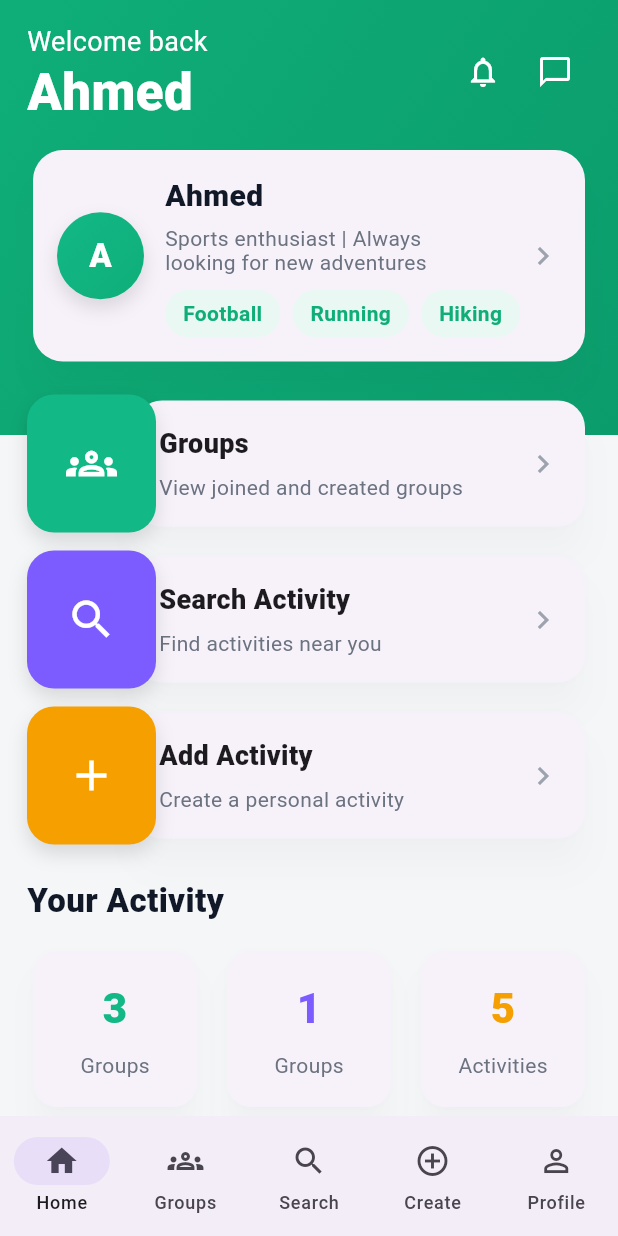
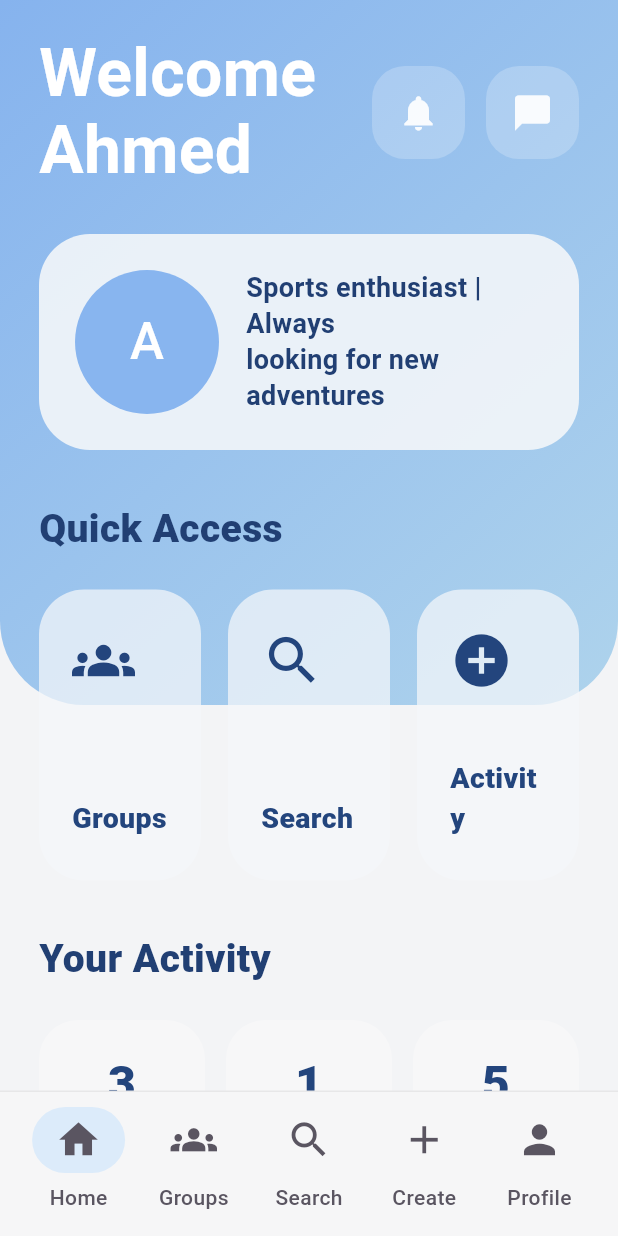
Before and after one commit to Renad5A/Good-Game, a Flutter app: the HomePage screen opened by its route, on a phone screen of 412 x 824 dp. Run offline on Flutter 3.47's test engine with Material 3 defaults, Android fonts, the light colour scheme and no system bars; our stand-ins replace geolocator, google_maps_flutter; missing offline and left inert: flutter_polyline_points.

Commit message:
تعديل الهوم

```diff
--- a/gg_app/lib/pages/home_page.dart
+++ b/gg_app/lib/pages/home_page.dart
@@ -9,7 +9,6 @@ class HomePage extends StatefulWidget {
 }
 
 class _HomePageState extends State<HomePage> {
-  // مبدئياً نخليها ثابتة (لاحقاً نربطها بالداتا)
   final String username = "Ahmed";
   final String bioLine = "Sports enthusiast | Always\nlooking for new adventures";
   final List<String> tags = const ["Football", "Running", "Hiking"];
@@ -20,13 +19,11 @@ class _HomePageState extends State<HomePage> {
     Navigator.pushNamed(context, route);
   }
 
-  // تنقل البوتوم ناف حسب التصميم (Home/Groups/Search/Create/Profile)
   void _onNavTap(int i) {
     setState(() => _navIndex = i);
 
     switch (i) {
       case 0:
-        // Home (انتِ فيها)
         break;
       case 1:
         _go(AppRoutes.groups);
@@ -45,346 +42,404 @@ class _HomePageState extends State<HomePage> {
 
   @override
   Widget build(BuildContext context) {
-    // ألوان قريبة جداً من الصورة
-    const headerGreen = Color(0xFF0FAE78);
-    const headerGreenDark = Color(0xFF0B9C6C);
+    const Color pageBg = Color(0xFFF3F4F6);
+    const Color darkBlue = Color(0xFF213F73);
+    const Color midBlue = Color(0xFF86B3EE);
+    const Color lightBlue = Color(0xFFAED3EC);
+    const Color cardColor = Color(0xFFF1F5F9);
+    const Color navIconColor = Color(0xFF5A5561);
 
     return Scaffold(
-      backgroundColor: const Color(0xFFF4F6F8),
-
-      // البودي كامل Scroll
-      body: Stack(
+      backgroundColor: pageBg,
+      body: SafeArea(
+        child: Stack(
           children: [
-          // ===== الخلفية الخضراء العلوية (مثل الصورة) =====
+            Column(
+              children: [
                 Container(
-            height: 290,
+                  height: 470,
+                  width: double.infinity,
                   decoration: const BoxDecoration(
+                    borderRadius: BorderRadius.only(
+                      bottomLeft: Radius.circular(56),
+                      bottomRight: Radius.circular(56),
+                    ),
                     gradient: LinearGradient(
                       begin: Alignment.topLeft,
                       end: Alignment.bottomRight,
-                colors: [headerGreen, headerGreenDark],
+                      colors: [midBlue, lightBlue],
                     ),
                   ),
                 ),
-
-          SafeArea(
-            child: ListView(
-              padding: const EdgeInsets.fromLTRB(18, 18, 18, 18),
-              children: [
-                // ===== Top header: Welcome + اسم + ايقونات =====
-                Row(
-                  mainAxisAlignment: MainAxisAlignment.spaceBetween,
-                  children: [
-                    // يسار: النص
-                    Column(
-                      crossAxisAlignment: CrossAxisAlignment.start,
-                      children: [
-                        const Text(
-                          "Welcome back",
-                          style: TextStyle(
-                            color: Colors.white,
-                            fontSize: 18,
-                            height: 1.1,
-                          ),
-                        ),
-                        const SizedBox(height: 6),
-                        Text(
-                          username,
-                          style: const TextStyle(
-                            color: Colors.white,
-                            fontSize: 34,
-                            fontWeight: FontWeight.w800,
-                            height: 1.0,
-                          ),
+                Expanded(
+                  child: Container(color: pageBg),
                 ),
               ],
             ),
 
-                    // يمين: جرس + شات (مثل الصورة)
+            SingleChildScrollView(
+              padding: const EdgeInsets.fromLTRB(26, 24, 26, 120),
+              child: Column(
+                crossAxisAlignment: CrossAxisAlignment.start,
+                children: [
                   Row(
                     children: [
-                        IconButton(
-                          onPressed: () => _go(AppRoutes.notifications),
-                          icon: const Icon(Icons.notifications_none_outlined),
+                      Expanded(
+                        child: Text(
+                          "Welcome\n$username",
+                          style: const TextStyle(
                             color: Colors.white,
+                            fontSize: 44,
+                            fontWeight: FontWeight.w700,
+                            height: 1.15,
                           ),
-                        IconButton(
-                          onPressed: () => _go(AppRoutes.chat),
-                          icon: const Icon(Icons.chat_bubble_outline),
-                          color: Colors.white,
+                        ),
+                      ),
+                      Row(
+                        children: [
+                          _topIconButton(
+                            icon: Icons.notifications,
+                            onTap: () => _go(AppRoutes.notifications),
+                          ),
+                          const SizedBox(width: 14),
+                          _topIconButton(
+                            icon: Icons.chat_bubble,
+                            onTap: () => _go(AppRoutes.chat),
                           ),
                         ],
                       ),
                     ],
                   ),
 
-                const SizedBox(height: 18),
+                  const SizedBox(height: 30),
 
-                // ===== كرت المستخدم (أبيض كبير) =====
-                _ProfileCard(
-                  username: username,
-                  bioLine: bioLine,
-                  tags: tags,
-                  onTap: () => _go(AppRoutes.profile),
+                  Container(
+                    width: double.infinity,
+                    padding: const EdgeInsets.symmetric(
+                      horizontal: 24,
+                      vertical: 24,
+                    ),
+                    decoration: BoxDecoration(
+                      color: cardColor.withOpacity(0.92),
+                      borderRadius: BorderRadius.circular(34),
+                    ),
+                    child: Row(
+                      children: [
+                        Container(
+                          width: 96,
+                          height: 96,
+                          decoration: const BoxDecoration(
+                            shape: BoxShape.circle,
+                            color: Color(0xFF88B5EF),
+                          ),
+                          alignment: Alignment.center,
+                          child: Text(
+                            username.isNotEmpty ? username[0].toUpperCase() : "A",
+                            style: const TextStyle(
+                              color: Colors.white,
+                              fontSize: 34,
+                              fontWeight: FontWeight.w500,
+                            ),
+                          ),
+                        ),
+                        const SizedBox(width: 18),
+                        Expanded(
+                          child: Text(
+                            "Sports enthusiast | Always\nlooking for new adventures",
+                            style: const TextStyle(
+                              fontSize: 18,
+                              height: 1.35,
+                              color: darkBlue,
+                              fontWeight: FontWeight.w700,
+                            ),
+                          ),
+                        ),
+                      ],
+                    ),
                   ),
 
-                const SizedBox(height: 18),
+                  const SizedBox(height: 34),
 
-                // ===== 3 كروت: Groups / Search / Add (بنفس شكل البلوك الملون يسار) =====
-                _ActionCard(
-                  color: const Color(0xFF12B886), // أخضر
-                  icon: Icons.groups_outlined,
-                  title: "Groups",
-                  subtitle: "View joined and created groups",
-                  onTap: () => _go(AppRoutes.groups),
+                  const Text(
+                    "Quick Access",
+                    style: TextStyle(
+                      fontSize: 26,
+                      fontWeight: FontWeight.w800,
+                      color: darkBlue,
                     ),
-                const SizedBox(height: 12),
-                _ActionCard(
-                  color: const Color(0xFF7C5CFF), // بنفسجي
-                  icon: Icons.search,
-                  title: "Search Activity",
-                  subtitle: "Find activities near you",
-                  onTap: () => _go(AppRoutes.search),
-                ),
-                const SizedBox(height: 12),
-                _ActionCard(
-                  color: const Color(0xFFF59F00), // برتقالي
-                  icon: Icons.add,
-                  title: "Add Activity",
-                  subtitle: "Create a personal activity",
-                  onTap: () => _go(AppRoutes.addActivity),
                   ),
 
                   const SizedBox(height: 22),
 
-                // ===== عنوان Your Activity =====
-                const Text(
-                  "Your Activity",
-                  style: TextStyle(
-                    fontSize: 22,
-                    fontWeight: FontWeight.w800,
-                    color: Color(0xFF111827),
+                  Row(
+                    children: [
+                      Expanded(
+                        child: _quickAccessCard(
+                          icon: Icons.groups,
+                          title: "Groups",
+                          onTap: () => _go(AppRoutes.groups),
                         ),
                       ),
-
-                const SizedBox(height: 14),
-
-                // ===== كروت إحصائيات بسيطة تحت (مثل الصورة) =====
-                Row(
-                  children: const [
+                      const SizedBox(width: 18),
                       Expanded(
-                      child: _StatCard(
-                        number: "3",
-                        label: "Groups",
-                        accent: Color(0xFF12B886),
+                        child: _quickAccessCard(
+                          icon: Icons.search,
+                          title: "Search",
+                          onTap: () => _go(AppRoutes.search),
                         ),
                       ),
-                    SizedBox(width: 12),
+                      const SizedBox(width: 18),
                       Expanded(
-                      child: _StatCard(
-                        number: "1",
-                        label: "Groups",
-                        accent: Color(0xFF7C5CFF),
-                      ),
-                    ),
-                    SizedBox(width: 12),
-                    Expanded(
-                      child: _StatCard(
-                        number: "5",
-                        label: "Activities",
-                        accent: Color(0xFFF59F00),
+                        child: _quickAccessCard(
+                          icon: Icons.add_circle,
+                          title: "Activity",
+                          onTap: () => _go(AppRoutes.addActivity),
                         ),
                       ),
                     ],
                   ),
 
-                const SizedBox(height: 90), // مساحة فوق البوتوم ناف
+                  const SizedBox(height: 34),
+
+                  const Text(
+                    "Your Activity",
+                    style: TextStyle(
+                      fontSize: 26,
+                      fontWeight: FontWeight.w800,
+                      color: darkBlue,
+                    ),
+                  ),
+
+                  const SizedBox(height: 22),
+
+                  Row(
+                    children: const [
+                      Expanded(
+                        child: _activityStatCard(
+                          number: "3",
+                          label: "Joined",
+                        ),
+                      ),
+                      SizedBox(width: 14),
+                      Expanded(
+                        child: _activityStatCard(
+                          number: "1",
+                          label: "Created",
+                        ),
+                      ),
+                      SizedBox(width: 14),
+                      Expanded(
+                        child: _activityStatCard(
+                          number: "5",
+                          label: "Total",
+                        ),
+                      ),
+                    ],
+                  ),
                 ],
               ),
             ),
           ],
         ),
-
-      // ===== Bottom Nav مثل الصورة =====
-      bottomNavigationBar: _GGBottomNav(
-        currentIndex: _navIndex,
-        onTap: _onNavTap,
       ),
-    );
-  }
-}
-
-/// ===== كرت البروفايل الأبيض =====
-class _ProfileCard extends StatelessWidget {
-  final String username;
-  final String bioLine;
-  final List<String> tags;
-  final VoidCallback onTap;
-
-  const _ProfileCard({
-    required this.username,
-    required this.bioLine,
-    required this.tags,
-    required this.onTap,
-  });
-
-  @override
-  Widget build(BuildContext context) {
-    return Card(
-      elevation: 10,
-      shadowColor: Colors.black12,
-      shape: RoundedRectangleBorder(borderRadius: BorderRadius.circular(20)),
-      child: InkWell(
-        borderRadius: BorderRadius.circular(20),
-        onTap: onTap,
-        child: Padding(
-          padding: const EdgeInsets.all(16),
-          child: Row(
-            children: [
-              // دائرة الحرف
-              Container(
-                width: 58,
-                height: 58,
-                decoration: BoxDecoration(
-                  shape: BoxShape.circle,
-                  gradient: const LinearGradient(
-                    colors: [Color(0xFF12B886), Color(0xFF0FAE78)],
-                    begin: Alignment.topLeft,
-                    end: Alignment.bottomRight,
-                  ),
-                  boxShadow: const [
-                    BoxShadow(color: Colors.black12, blurRadius: 10, offset: Offset(0, 6)),
-                  ],
-                ),
-                child: Center(
-                  child: Text(
-                    username.isNotEmpty ? username[0].toUpperCase() : "U",
-                    style: const TextStyle(color: Colors.white, fontSize: 22, fontWeight: FontWeight.w900),
+      bottomNavigationBar: Container(
+        margin: const EdgeInsets.fromLTRB(0, 0, 0, 0),
+        padding: const EdgeInsets.fromLTRB(14, 10, 14, 16),
+        decoration: const BoxDecoration(
+          color: Color(0xFFF6F6F7),
+          border: Border(
+            top: BorderSide(
+              color: Color(0xFFE7E7E8),
+              width: 1,
             ),
           ),
         ),
-
-              const SizedBox(width: 14),
-
-              // نصوص + Tags
-              Expanded(
-                child: Column(
-                  crossAxisAlignment: CrossAxisAlignment.start,
+        child: SafeArea(
+          top: false,
+          child: Row(
+            mainAxisAlignment: MainAxisAlignment.spaceAround,
             children: [
-                    Text(
-                      username,
-                      style: const TextStyle(fontSize: 20, fontWeight: FontWeight.w900, color: Color(0xFF111827)),
+              _bottomItem(
+                icon: Icons.home,
+                label: "Home",
+                selected: _navIndex == 0,
+                color: navIconColor,
+                onTap: () => _onNavTap(0),
               ),
-                    const SizedBox(height: 6),
-                    Text(
-                      bioLine,
-                      style: const TextStyle(color: Color(0xFF6B7280), height: 1.15),
+              _bottomItem(
+                icon: Icons.groups,
+                label: "Groups",
+                selected: _navIndex == 1,
+                color: navIconColor,
+                onTap: () => _onNavTap(1),
               ),
-                    const SizedBox(height: 10),
-                    Wrap(
-                      spacing: 8,
-                      runSpacing: 8,
-                      children: tags
-                          .map(
-                            (t) => Container(
-                              padding: const EdgeInsets.symmetric(horizontal: 12, vertical: 6),
-                              decoration: BoxDecoration(
-                                color: const Color(0xFFE9F8F2),
-                                borderRadius: BorderRadius.circular(18),
+              _bottomItem(
+                icon: Icons.search,
+                label: "Search",
+                selected: _navIndex == 2,
+                color: navIconColor,
+                onTap: () => _onNavTap(2),
               ),
-                              child: Text(
-                                t,
-                                style: const TextStyle(
-                                  color: Color(0xFF0FAE78),
-                                  fontWeight: FontWeight.w700,
+              _bottomItem(
+                icon: Icons.add,
+                label: "Create",
+                selected: _navIndex == 3,
+                color: navIconColor,
+                onTap: () => _onNavTap(3),
               ),
+              _bottomItem(
+                icon: Icons.person,
+                label: "Profile",
+                selected: _navIndex == 4,
+                color: navIconColor,
+                onTap: () => _onNavTap(4),
               ),
-                            ),
-                          )
-                          .toList(),
-                    ),
-                  ],
-                ),
-              ),
-
-              const Icon(Icons.chevron_right, color: Color(0xFF9CA3AF)),
             ],
           ),
         ),
       ),
     );
   }
+
+  Widget _topIconButton({
+    required IconData icon,
+    required VoidCallback onTap,
+  }) {
+    return GestureDetector(
+      onTap: onTap,
+      child: Container(
+        width: 62,
+        height: 62,
+        decoration: BoxDecoration(
+          color: Colors.white.withOpacity(0.22),
+          borderRadius: BorderRadius.circular(22),
+        ),
+        child: Icon(
+          icon,
+          color: Colors.white.withOpacity(0.92),
+          size: 28,
+        ),
+      ),
+    );
   }
 
-/// ===== كرت الأكشن (بلوك ملون يسار + كرت أبيض يمين) =====
-class _ActionCard extends StatelessWidget {
-  final Color color;
-  final IconData icon;
-  final String title;
-  final String subtitle;
-  final VoidCallback onTap;
+  Widget _quickAccessCard({
+    required IconData icon,
+    required String title,
+    required VoidCallback onTap,
+  }) {
+    return GestureDetector(
+      onTap: onTap,
+      child: Container(
+        height: 194,
+        padding: const EdgeInsets.fromLTRB(22, 26, 22, 22),
+        decoration: BoxDecoration(
+          color: const Color(0xFFF5F7FA).withOpacity(0.72),
+          borderRadius: BorderRadius.circular(30),
+        ),
+        child: Column(
+          crossAxisAlignment: CrossAxisAlignment.start,
+          children: [
+            Icon(
+              icon,
+              size: 42,
+              color: const Color(0xFF23457D),
+            ),
+            const Spacer(),
+            Text(
+              title,
+              style: const TextStyle(
+                fontSize: 19,
+                fontWeight: FontWeight.w800,
+                color: Color(0xFF23457D),
+              ),
+            ),
+            const SizedBox(height: 6),
+          ],
+        ),
+      ),
+    );
+  }
 
-  const _ActionCard({
-    required this.color,
-    required this.icon,
-    required this.title,
-    required this.subtitle,
-    required this.onTap,
+  Widget _bottomItem({
+    required IconData icon,
+    required String label,
+    required bool selected,
+    required Color color,
+    required VoidCallback onTap,
+  }) {
+    return GestureDetector(
+      onTap: onTap,
+      child: SizedBox(
+        width: 68,
+        child: Column(
+          mainAxisSize: MainAxisSize.min,
+          children: [
+            Container(
+              width: 62,
+              height: 44,
+              decoration: BoxDecoration(
+                color: selected ? const Color(0xFFDCEBFA) : Colors.transparent,
+                borderRadius: BorderRadius.circular(24),
+              ),
+              alignment: Alignment.center,
+              child: Icon(
+                icon,
+                color: color,
+                size: 31,
+              ),
+            ),
+            const SizedBox(height: 6),
+            Text(
+              label,
+              style: TextStyle(
+                fontSize: 14,
+                color: color,
+                fontWeight: FontWeight.w500,
+              ),
+            ),
+          ],
+        ),
+      ),
+    );
+  }
+}
+
+class _activityStatCard extends StatelessWidget {
+  final String number;
+  final String label;
+
+  const _activityStatCard({
+    required this.number,
+    required this.label,
   });
 
   @override
   Widget build(BuildContext context) {
-    return SizedBox(
-      height: 92,
-      child: Stack(
-        children: [
-          // الكرت الأبيض
-          Positioned.fill(
-            left: 68,
-            child: Card(
-              elevation: 10,
-              shadowColor: Colors.black12,
-              shape: RoundedRectangleBorder(borderRadius: BorderRadius.circular(18)),
-              child: InkWell(
-                borderRadius: BorderRadius.circular(18),
-                onTap: onTap,
-                child: Padding(
-                  padding: const EdgeInsets.fromLTRB(16, 14, 16, 14),
-                  child: Row(
-                    children: [
-                      Expanded(
+    return Container(
+      height: 112,
+      decoration: BoxDecoration(
+        color: const Color(0xFFF7F7F8),
+        borderRadius: BorderRadius.circular(26),
+      ),
       child: Column(
-                          crossAxisAlignment: CrossAxisAlignment.start,
         mainAxisAlignment: MainAxisAlignment.center,
         children: [
-                            Text(title, style: const TextStyle(fontSize: 18, fontWeight: FontWeight.w900)),
-                            const SizedBox(height: 6),
-                            Text(subtitle, style: const TextStyle(color: Color(0xFF6B7280))),
-                          ],
+          Text(
+            number,
+            style: const TextStyle(
+              fontSize: 32,
+              fontWeight: FontWeight.w800,
+              color: Color(0xFF23457D),
             ),
           ),
-                      const Icon(Icons.chevron_right, color: Color(0xFF9CA3AF)),
-                    ],
-                  ),
-                ),
-              ),
-            ),
-          ),
-
-          // البلوك الملون يسار
-          Align(
-            alignment: Alignment.centerLeft,
-            child: Container(
-              width: 86,
-              height: 92,
-              decoration: BoxDecoration(
-                color: color,
-                borderRadius: BorderRadius.circular(18),
-                boxShadow: const [
-                  BoxShadow(color: Colors.black12, blurRadius: 10, offset: Offset(0, 6)),
-                ],
-              ),
-              child: Icon(icon, color: Colors.white, size: 34),
+          const SizedBox(height: 6),
+          Text(
+            label,
+            style: const TextStyle(
+              fontSize: 15,
+              color: Color(0xFF2F2F35),
+              fontWeight: FontWeight.w500,
             ),
           ),
         ],
@@ -392,65 +447,3 @@ class _ActionCard extends StatelessWidget {
     );
   }
 }
-
-/// ===== كرت الإحصائيات =====
-class _StatCard extends StatelessWidget {
-  final String number;
-  final String label;
-  final Color accent;
-
-  const _StatCard({
-    required this.number,
-    required this.label,
-    required this.accent,
-  });
-
-  @override
-  Widget build(BuildContext context) {
-    return Card(
-      elevation: 8,
-      shadowColor: Colors.black12,
-      shape: RoundedRectangleBorder(borderRadius: BorderRadius.circular(16)),
-      child: Padding(
-        padding: const EdgeInsets.symmetric(vertical: 18),
-        child: Column(
-          children: [
-            Text(
-              number,
-              style: TextStyle(fontSize: 28, fontWeight: FontWeight.w900, color: accent),
-            ),
-            const SizedBox(height: 8),
-            Text(label, style: const TextStyle(color: Color(0xFF6B7280))),
-          ],
-        ),
-      ),
-    );
-  }
-}
-
-/// ===== Bottom Nav مثل الصورة =====
-class _GGBottomNav extends StatelessWidget {
-  final int currentIndex;
-  final ValueChanged<int> onTap;
-
-  const _GGBottomNav({
-    required this.currentIndex,
-    required this.onTap,
-  });
-
-  @override
-  Widget build(BuildContext context) {
-    // نستخدم NavigationBar (Material3) يعطي نفس روح التصميم
-    return NavigationBar(
-      selectedIndex: currentIndex,
-      onDestinationSelected: onTap,
-      destinations: const [
-        NavigationDestination(icon: Icon(Icons.home_outlined), selectedIcon: Icon(Icons.home), label: "Home"),
-        NavigationDestination(icon: Icon(Icons.groups_outlined), selectedIcon: Icon(Icons.groups), label: "Groups"),
-        NavigationDestination(icon: Icon(Icons.search), selectedIcon: Icon(Icons.search), label: "Search"),
-        NavigationDestination(icon: Icon(Icons.add_circle_outline), selectedIcon: Icon(Icons.add_circle), label: "Create"),
-        NavigationDestination(icon: Icon(Icons.person_outline), selectedIcon: Icon(Icons.person), label: "Profile"),
-      ],
-    );
-  }
-}
```
Lines whose indentation alone changed are shown as unchanged.
